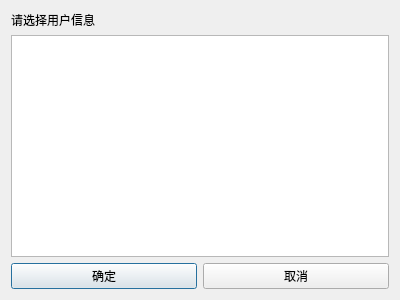
n-ss1m-1/FlightTicketSystem, file FlightTicketClient/pages/FlightsPage/PassengerPickDialog.ui: the form before one commit.
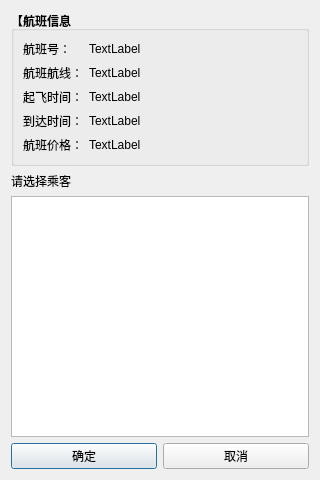
The form after the commit.

Diff of the .ui file:
```diff
--- a/FlightTicketClient/pages/FlightsPage/PassengerPickDialog.ui
+++ b/FlightTicketClient/pages/FlightsPage/PassengerPickDialog.ui
@@ -6,18 +6,152 @@
    <rect>
     <x>0</x>
     <y>0</y>
-    <width>400</width>
-    <height>300</height>
+    <width>320</width>
+    <height>480</height>
    </rect>
   </property>
   <property name="windowTitle">
    <string>Dialog</string>
   </property>
-  <layout class="QVBoxLayout" name="verticalLayout" stretch="0,0,0">
+  <layout class="QVBoxLayout" name="verticalLayout" stretch="0,0,0,0">
+   <item>
+    <widget class="QGroupBox" name="groupBox">
+     <property name="font">
+      <font>
+       <bold>true</bold>
+      </font>
+     </property>
+     <property name="title">
+      <string>【航班信息】</string>
+     </property>
+     <layout class="QFormLayout" name="formLayout">
+      <item row="0" column="0">
+       <widget class="QLabel" name="label_2">
+        <property name="font">
+         <font>
+          <bold>false</bold>
+         </font>
+        </property>
+        <property name="text">
+         <string>航班号：</string>
+        </property>
+       </widget>
+      </item>
+      <item row="0" column="1">
+       <widget class="QLabel" name="lblFlightNo">
+        <property name="font">
+         <font>
+          <bold>false</bold>
+         </font>
+        </property>
+        <property name="text">
+         <string>TextLabel</string>
+        </property>
+       </widget>
+      </item>
+      <item row="1" column="0">
+       <widget class="QLabel" name="label_3">
+        <property name="font">
+         <font>
+          <bold>false</bold>
+         </font>
+        </property>
+        <property name="text">
+         <string>航班航线：</string>
+        </property>
+       </widget>
+      </item>
+      <item row="1" column="1">
+       <widget class="QLabel" name="lblRoute">
+        <property name="font">
+         <font>
+          <bold>false</bold>
+         </font>
+        </property>
+        <property name="text">
+         <string>TextLabel</string>
+        </property>
+       </widget>
+      </item>
+      <item row="2" column="0">
+       <widget class="QLabel" name="label_4">
+        <property name="font">
+         <font>
+          <bold>false</bold>
+         </font>
+        </property>
+        <property name="text">
+         <string>起飞时间：</string>
+        </property>
+       </widget>
+      </item>
+      <item row="2" column="1">
+       <widget class="QLabel" name="lblDepartTime">
+        <property name="font">
+         <font>
+          <bold>false</bold>
+         </font>
+        </property>
+        <property name="text">
+         <string>TextLabel</string>
+        </property>
+       </widget>
+      </item>
+      <item row="3" column="0">
+       <widget class="QLabel" name="label_5">
+        <property name="font">
+         <font>
+          <bold>false</bold>
+         </font>
+        </property>
+        <property name="text">
+         <string>到达时间：</string>
+        </property>
+       </widget>
+      </item>
+      <item row="3" column="1">
+       <widget class="QLabel" name="lblArriveTime">
+        <property name="font">
+         <font>
+          <bold>false</bold>
+         </font>
+        </property>
+        <property name="text">
+         <string>TextLabel</string>
+        </property>
+       </widget>
+      </item>
+      <item row="4" column="0">
+       <widget class="QLabel" name="label_6">
+        <property name="font">
+         <font>
+          <bold>false</bold>
+         </font>
+        </property>
+        <property name="text">
+         <string>航班价格：</string>
+        </property>
+       </widget>
+      </item>
+      <item row="4" column="1">
+       <widget class="QLabel" name="lblPrice">
+        <property name="font">
+         <font>
+          <bold>false</bold>
+         </font>
+        </property>
+        <property name="text">
+         <string>TextLabel</string>
+        </property>
+       </widget>
+      </item>
+     </layout>
+    </widget>
+   </item>
    <item>
     <widget class="QLabel" name="label">
      <property name="text">
-      <string>请选择用户信息</string>
+      <string>请选择乘客</string>
      </property>
     </widget>
    </item>
```
